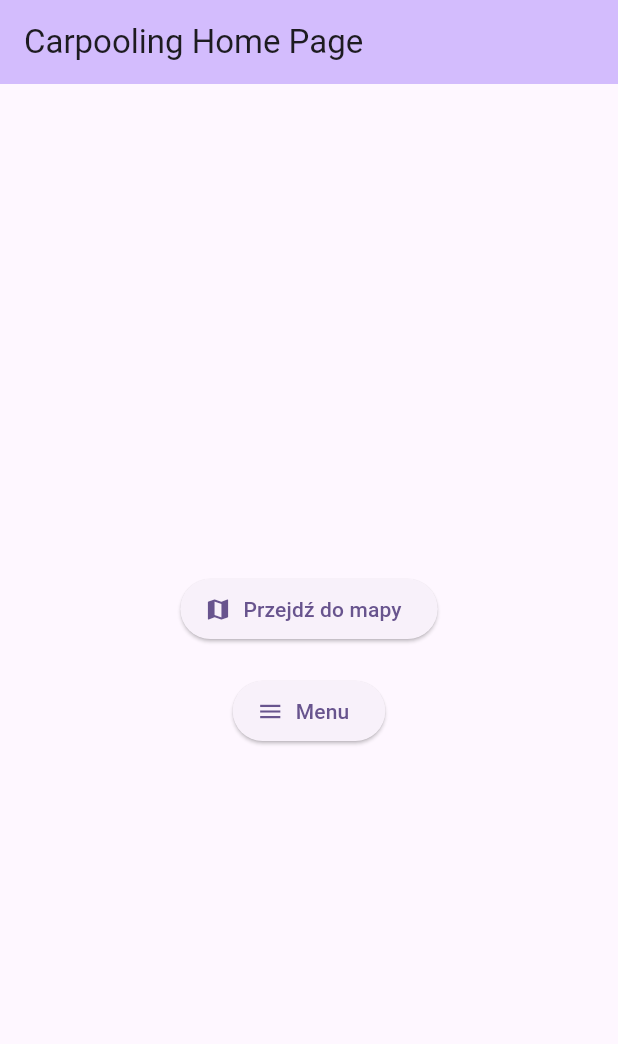
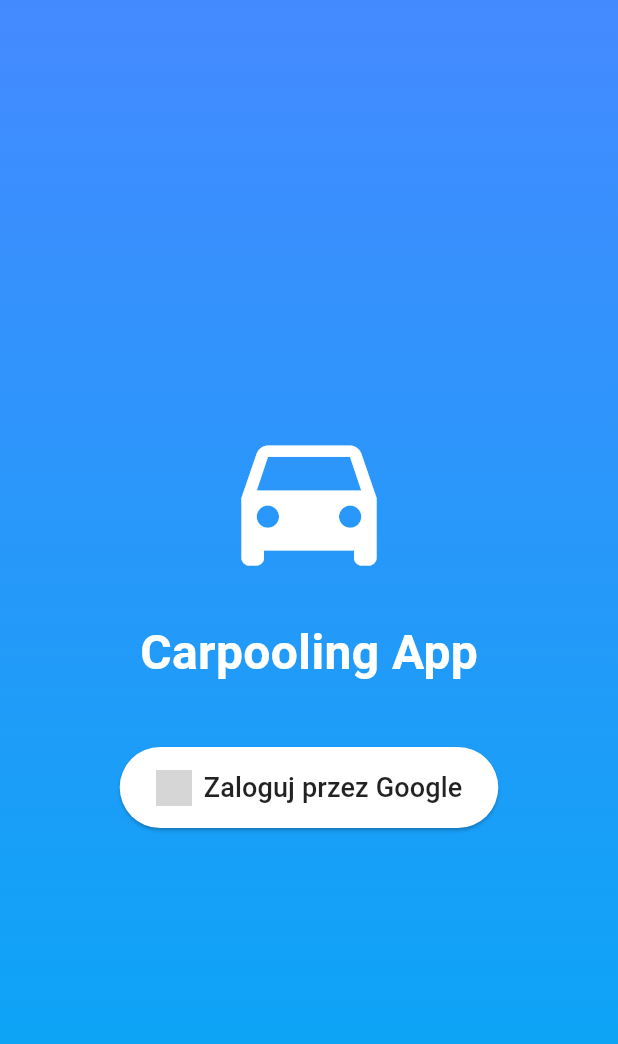
Before and after one commit to vyr33lz/carpooling, a Flutter app: the screen it shows after launch, on a phone screen of 412 x 824 dp. Shown: the top 1044 px of the screen. Run offline on Flutter 3.47's test engine with Material 3 defaults, Android fonts, the phone set to English and light mode, and no system bars; our stand-ins replace flutter_map, hive, hive_flutter, latlong2; accounts and stored records are empty; network calls fail; grey boxes are pictures that could not be loaded.

Commit message:
home screen logowanie i dolny pasek nawigacji

```diff
--- /dev/null
+++ b/lib/home_screen.dart
@@ -0,0 +1,68 @@
+import 'package:flutter/material.dart';
+import 'menu_screen.dart';
+
+class HomeScreen extends StatelessWidget {
+  const HomeScreen({super.key});
+
+  void _loginWithGoogle(BuildContext context) async {
+    // Tutaj normalnie robisz Google Sign-In / FirebaseAuth.
+    await Future.delayed(const Duration(milliseconds: 500));
+
+    Navigator.pushReplacement(
+      context,
+      MaterialPageRoute(builder: (_) => const MenuScreen()),
+    );
+  }
+
+  @override
+  Widget build(BuildContext context) {
+    return Scaffold(
+      body: Container(
+        width: double.infinity,
+        decoration: const BoxDecoration(
+          gradient: LinearGradient(
+            colors: [Colors.blueAccent, Colors.lightBlue],
+            begin: Alignment.topCenter,
+            end: Alignment.bottomCenter,
+          ),
+        ),
+        child: Column(
+          mainAxisAlignment: MainAxisAlignment.center,
+          children: [
+            const Icon(Icons.directions_car, color: Colors.white, size: 120),
+            const SizedBox(height: 20),
+            const Text(
+              'Carpooling App',
+              style: TextStyle(
+                fontSize: 32,
+                color: Colors.white,
+                fontWeight: FontWeight.bold,
+              ),
+            ),
+            const SizedBox(height: 40),
+            ElevatedButton.icon(
+              icon: Image.network(
+                'https://developers.google.com/identity/images/g-logo.png',
+                height: 24,
+              ),
+              style: ElevatedButton.styleFrom(
+                backgroundColor: Colors.white,
+                foregroundColor: Colors.black87,
+                padding: const EdgeInsets.symmetric(
+                    horizontal: 24, vertical: 14),
+                shape: RoundedRectangleBorder(
+                  borderRadius: BorderRadius.circular(30),
+                ),
+              ),
+              label: const Text(
+                'Zaloguj przez Google',
+                style: TextStyle(fontSize: 18),
+              ),
+              onPressed: () => _loginWithGoogle(context),
+            ),
+          ],
+        ),
+      ),
+    );
+  }
+}
--- a/lib/main.dart
+++ b/lib/main.dart
@@ -4,6 +4,7 @@ import 'map_screen.dart';
 import 'menu_screen.dart';
 import 'models/route_model.dart';
 import 'models/latlng_adapter.dart';
+import 'home_screen.dart';
 
 void main() async {
   WidgetsFlutterBinding.ensureInitialized();
@@ -42,7 +43,7 @@ class MyApp extends StatelessWidget {
         // tested with just a hot reload.
         colorScheme: ColorScheme.fromSeed(seedColor: Colors.deepPurple),
       ),
-      home: const MyHomePage(title: 'Carpooling Home Page'),
+      home: const HomeScreen(),
     );
   }
 }
```
Also changed, not shown: lib/map_screen.dart (+9 -1 lines), lib/menu_screen.dart (+11 -7 lines), pubspec.lock.
